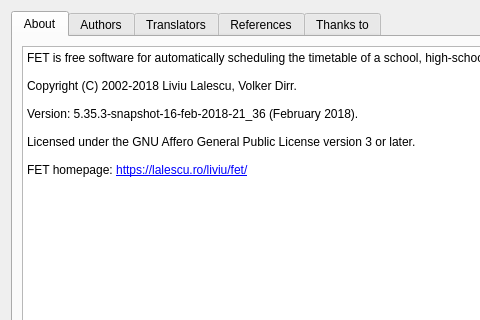
Before: the Qt Designer form src/interface/helpaboutform_template.ui in rodolforg/fet, drawn with Qt 5; both pictures show x 0 to 480 and y 0 to 320 of the 690 by 430 pixel window.
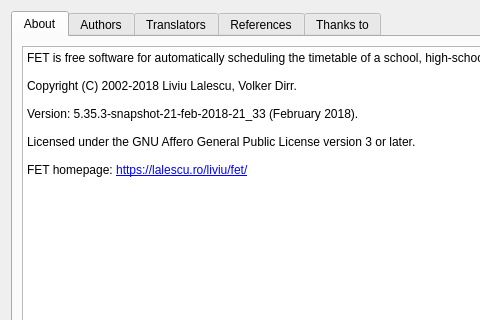
After: the same form once the commit is applied.

Commit message: version bumping 5.35.3 snapshot 2018.02.21-21:33

```diff
--- a/src/interface/helpaboutform_template.ui
+++ b/src/interface/helpaboutform_template.ui
@@ -53,7 +53,7 @@
 &lt;p style=&quot;-qt-paragraph-type:empty; margin-top:0px; margin-bottom:0px; margin-left:0px; margin-right:0px; -qt-block-indent:0; text-indent:0px; font-family:'Sans Serif'; font-size:9pt;&quot;&gt;&lt;br /&gt;&lt;/p&gt;
 &lt;p style=&quot; margin-top:0px; margin-bottom:0px; margin-left:0px; margin-right:0px; -qt-block-indent:0; text-indent:0px;&quot;&gt;&lt;span style=&quot; font-family:'Sans Serif'; font-size:9pt;&quot;&gt;Copyright (C) 2002-2018 Liviu Lalescu, Volker Dirr.&lt;/span&gt;&lt;/p&gt;
 &lt;p style=&quot;-qt-paragraph-type:empty; margin-top:0px; margin-bottom:0px; margin-left:0px; margin-right:0px; -qt-block-indent:0; text-indent:0px; font-family:'Sans Serif'; font-size:9pt;&quot;&gt;&lt;br /&gt;&lt;/p&gt;
-&lt;p style=&quot; margin-top:0px; margin-bottom:0px; margin-left:0px; margin-right:0px; -qt-block-indent:0; text-indent:0px;&quot;&gt;&lt;span style=&quot; font-family:'Sans Serif'; font-size:9pt;&quot;&gt;Version: 5.35.3-snapshot-16-feb-2018-21_36 (February 2018).&lt;/span&gt;&lt;/p&gt;
+&lt;p style=&quot; margin-top:0px; margin-bottom:0px; margin-left:0px; margin-right:0px; -qt-block-indent:0; text-indent:0px;&quot;&gt;&lt;span style=&quot; font-family:'Sans Serif'; font-size:9pt;&quot;&gt;Version: 5.35.3-snapshot-21-feb-2018-21_33 (February 2018).&lt;/span&gt;&lt;/p&gt;
 &lt;p style=&quot;-qt-paragraph-type:empty; margin-top:0px; margin-bottom:0px; margin-left:0px; margin-right:0px; -qt-block-indent:0; text-indent:0px; font-family:'Sans Serif'; font-size:9pt;&quot;&gt;&lt;br /&gt;&lt;/p&gt;
 &lt;p style=&quot; margin-top:0px; margin-bottom:0px; margin-left:0px; margin-right:0px; -qt-block-indent:0; text-indent:0px;&quot;&gt;&lt;span style=&quot; font-family:'Sans Serif'; font-size:9pt;&quot;&gt;Licensed under the GNU Affero General Public License version 3 or later.&lt;/span&gt;&lt;/p&gt;
 &lt;p style=&quot;-qt-paragraph-type:empty; margin-top:0px; margin-bottom:0px; margin-left:0px; margin-right:0px; -qt-block-indent:0; text-indent:0px; font-family:'Sans Serif'; font-size:9pt;&quot;&gt;&lt;br /&gt;&lt;/p&gt;
```
The commit also changes 2 other files.
